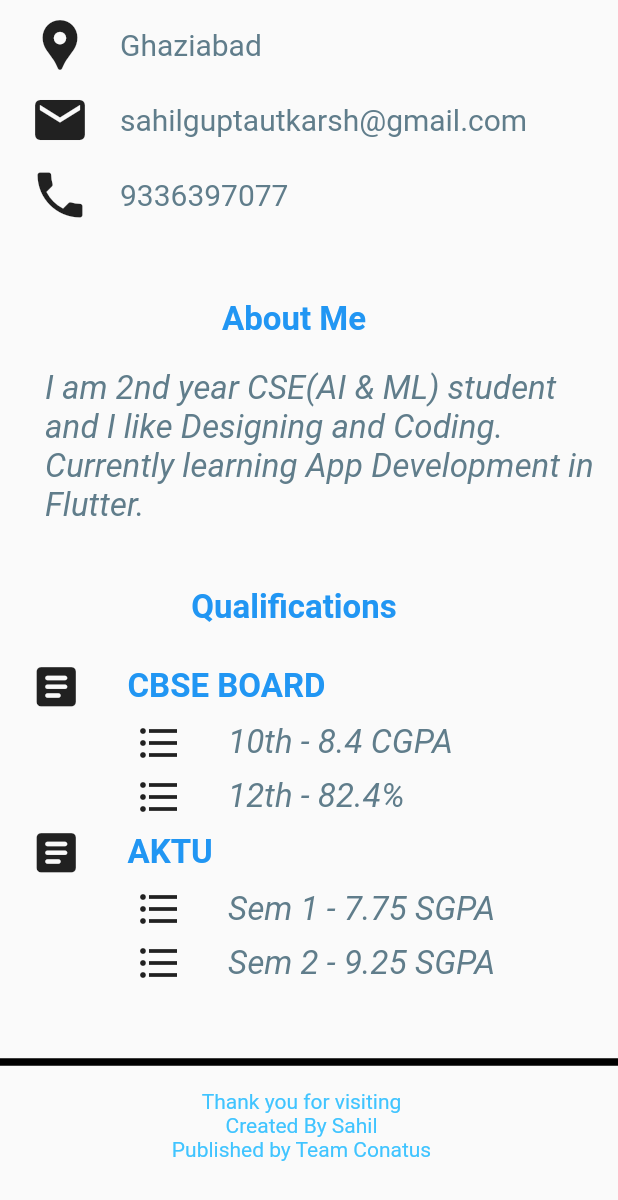
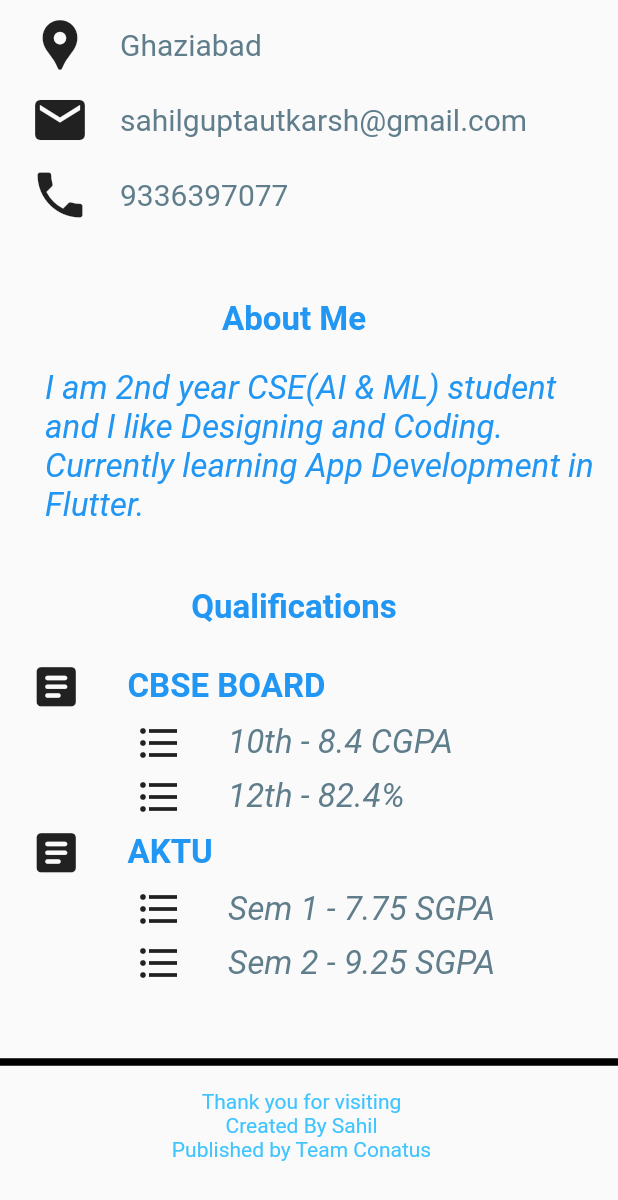
Before and after one commit to sahilguptautkar1/Portfolio_App, a Flutter app: the screen it shows after launch, scrolled down 392 dp, on a phone screen of 412 x 824 dp. Shown: the top 1200 px of the screen. Run offline on Flutter 3.47's test engine with Material 2 defaults, Android fonts, the phone set to English and light mode, and no system bars.

Commit message:
color change

```diff
--- a/lib/main.dart
+++ b/lib/main.dart
@@ -62,7 +62,7 @@ import 'package:flutter/material.dart';
                     children: const <Widget>[
                       Icon(Icons.school,size: 40,),
                       SizedBox(width: 20,),
-                      Text("AKGEC", style: TextStyle(color: Colors.blueGrey,fontSize: 20),)
+                      Text("AKGEC", style: TextStyle(color: Colors.blue,fontSize: 20),)
                     ],
                   ),
                   SizedBox(height: 10,),
@@ -70,7 +70,7 @@ import 'package:flutter/material.dart';
                     children: const <Widget>[
                       Icon(Icons.computer,size: 40,),
                       SizedBox(width: 20,),
-                      Text("C, C++, UI/UX Designing", style: TextStyle(color: Colors.blueGrey,fontSize: 20),)
+                      Text("C, C++, UI/UX Designing, Video Editing", style: TextStyle(color: Colors.blueGrey,fontSize: 20),)
                     ],
                   ),
                   SizedBox(height: 10,),
@@ -110,7 +110,7 @@ import 'package:flutter/material.dart';
                padding: const EdgeInsets.fromLTRB(30, 0, 10, 2),
                child: const Text("I am 2nd year CSE(AI & ML) student and I like Designing and Coding. Currently learning App Development in Flutter.",
                  style: TextStyle(
-                   color: Colors.blueGrey,
+                   color: Colors.blue,
                    fontSize: 22,
                    fontStyle: FontStyle.italic,
 
```
